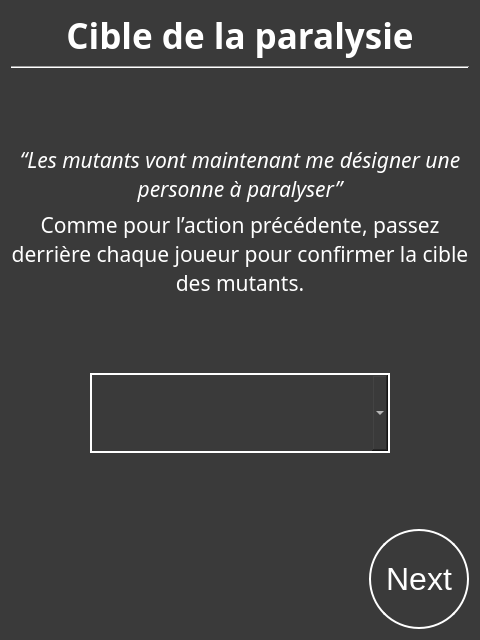
First picture: the form in SporzOBC-WAL/code/resources/Phases/Night/Mutant/paralysis_target.ui, repository Eben-Epi/SporzOBC, before the edit.
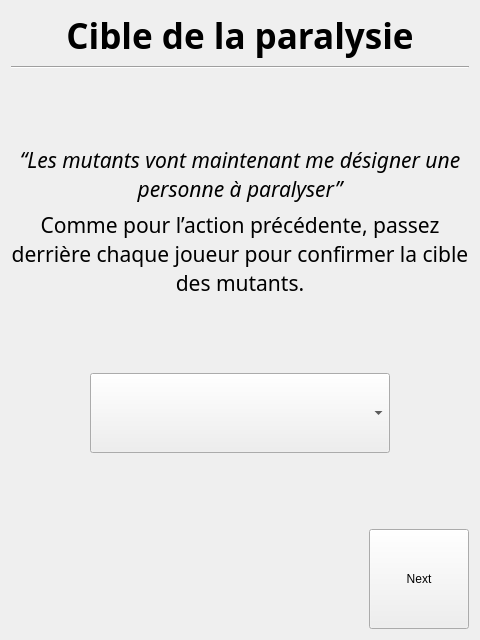
Second picture: the form after the edit.

Commit message: Changed style management of application (will need to use scratchpad pour a lot of night ui views)

Patch:
```diff
--- a/SporzOBC-WAL/code/resources/Phases/Night/Mutant/paralysis_target.ui
+++ b/SporzOBC-WAL/code/resources/Phases/Night/Mutant/paralysis_target.ui
@@ -13,29 +13,7 @@
   <property name="windowTitle">
    <string>Form</string>
   </property>
-  <property name="styleSheet">
-   <string notr="true">#MutantsParalysisTarget {
-    background-color: rgb(58, 58, 58);
-    }
-
-QLabel {
-	color:white;
-}
-
-QPushButton  {
-    border: 2px solid white;
-    background-color: rgb(58, 58, 58);
-    padding: 10px 10px;
-    font-size: 32px;
-	color:white;
-    border-radius: 50px;
-}
-QComboBox  {
-	border: 2px solid white;
-    background-color:  rgb(58, 58, 58);
-    font-size: 28px;
-	color: white;
-}</string>
+  <property name="styleSheet"><string notr="true"/>
   </property>
   <layout class="QGridLayout" name="gridLayout">
    <item row="0" column="0">
```
The commit also changes 109 other files.
